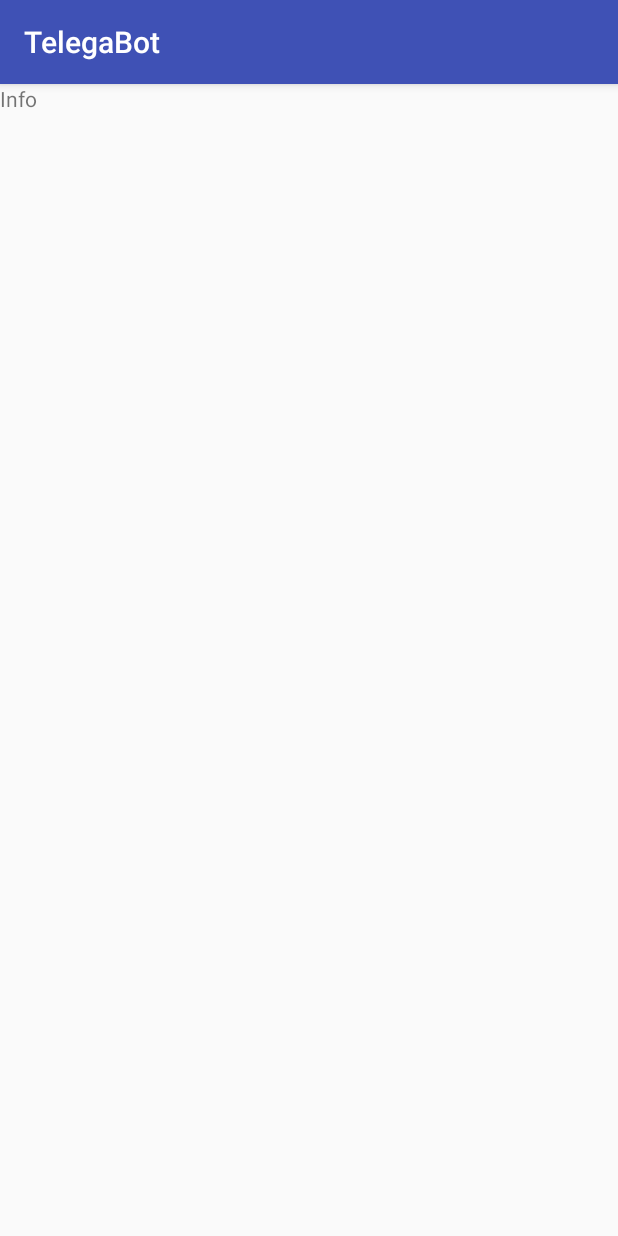
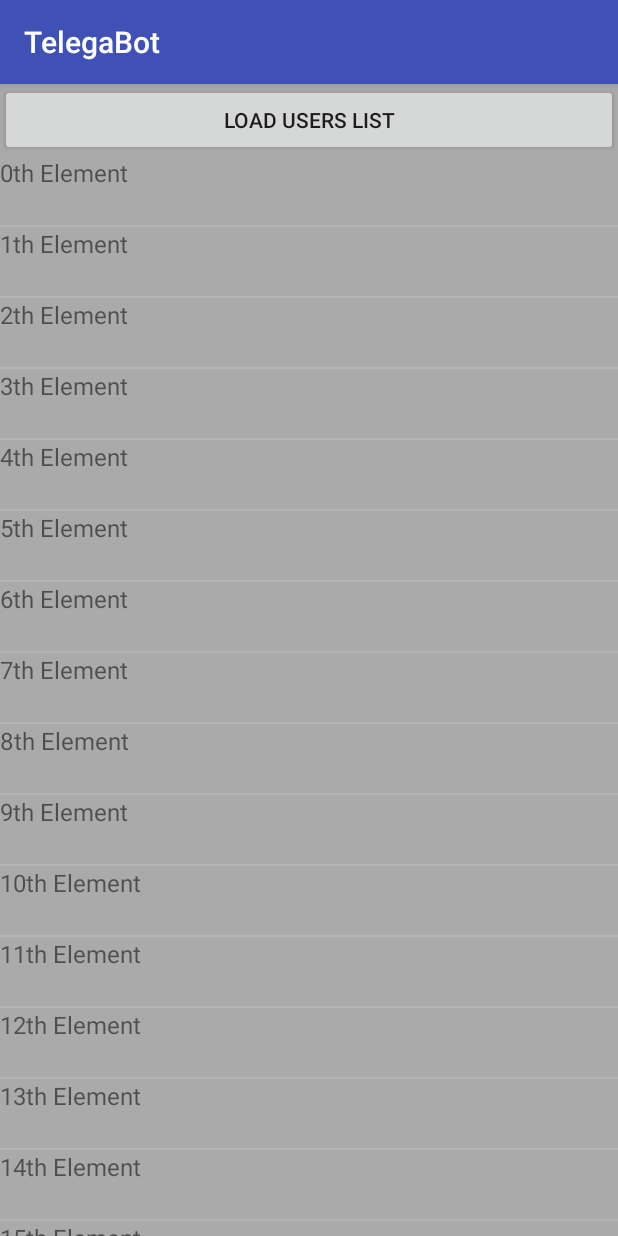
Before and after one commit to vadimtimi/AndroidBase, an Android app: the fragment UsersListFragment shown on its own in the app's theme, on a phone screen of 412 x 824 dp. Run offline under Robolectric (Android 15) with nearby library versions, the phone set to English and light mode, and no system bars.

Commit message:
- Home 06

```diff
--- a/app/src/main/AndroidManifest.xml
+++ b/app/src/main/AndroidManifest.xml
@@ -6,14 +6,15 @@
         android:allowBackup="true"
         android:icon="@mipmap/ic_launcher"
         android:label="@string/app_name"
+        android:roundIcon="@mipmap/ic_launcher_round"
         android:screenOrientation="portrait"
-        android:roundIcon="@mipmap/ic_launcher_round"
         android:supportsRtl="true"
         android:theme="@style/AppTheme">
         <activity android:name=".FrmSettings" />
         <activity android:name=".FrmMain">
             <intent-filter>
                 <action android:name="android.intent.action.MAIN" />
+
                 <category android:name="android.intent.category.LAUNCHER" />
             </intent-filter>
         </activity>
--- a/app/src/main/java/com/refresh/pos/telegabot/UsersListFragment.java
+++ b/app/src/main/java/com/refresh/pos/telegabot/UsersListFragment.java
@@ -1,64 +1,116 @@
 package com.refresh.pos.telegabot;
 
+import android.content.Context;
 import android.os.Bundle;
-
-import androidx.fragment.app.Fragment;
-
 import android.view.LayoutInflater;
 import android.view.View;
 import android.view.ViewGroup;
+import android.app.Fragment;
+import android.widget.Button;
+import android.widget.TextView;
+import android.widget.Toast;
 
+import androidx.recyclerview.widget.DividerItemDecoration;
+import androidx.recyclerview.widget.LinearLayoutManager;
+import androidx.recyclerview.widget.RecyclerView;
 
-/**
- * A simple {@link Fragment} subclass.
- * Use the {@link UsersListFragment#newInstance} factory method to
- * create an instance of this fragment.
- */
+import java.util.ArrayList;
+import java.util.List;
+
 public class UsersListFragment extends Fragment {
-    // TODO: Rename parameter arguments, choose names that match
-    // the fragment initialization parameters, e.g. ARG_ITEM_NUMBER
-    private static final String ARG_PARAM1 = "param1";
-    private static final String ARG_PARAM2 = "param2";
+    List<Users> users = new ArrayList<>();
 
-    // TODO: Rename and change types of parameters
-    private String mParam1;
-    private String mParam2;
+    @Override
+    public View onCreateView(LayoutInflater inflater, ViewGroup container, Bundle savedInstanceState) {
+        // Inflate the layout for this fragment
+        View view = inflater.inflate(R.layout.fragment_users_list, container, false);
+        Button button = (Button) view.findViewById(R.id.cmdLoadList);
+        button.setOnClickListener(new View.OnClickListener()
+        {
+            @Override
+            public void onClick(View v)
+            {
 
-    public UsersListFragment() {
-        // Required empty public constructor
+            }
+        });
+
+        RecyclerView recyclerView = view.findViewById(R.id.recycleItemList);
+
+        recyclerView.setLayoutManager(new LinearLayoutManager(container.getContext()));
+        recyclerView.setAdapter(new CustomAdapter(generateData()));
+        recyclerView.addItemDecoration(new DividerItemDecoration(container.getContext(), DividerItemDecoration.VERTICAL));
+
+        return view;
     }
 
-    /**
-     * Use this factory method to create a new instance of
-     * this fragment using the provided parameters.
-     *
-     * @param param1 Parameter 1.
-     * @param param2 Parameter 2.
-     * @return A new instance of fragment UsersListFragment.
-     */
-    // TODO: Rename and change types and number of parameters
-    public static UsersListFragment newInstance(String param1, String param2) {
-        UsersListFragment fragment = new UsersListFragment();
-        Bundle args = new Bundle();
-        args.putString( ARG_PARAM1, param1 );
-        args.putString( ARG_PARAM2, param2 );
-        fragment.setArguments( args );
-        return fragment;
+    private List<String> generateData() {
+        List<String> data = new ArrayList<>();
+        for (int i = 0; i < 100; i++) {
+            data.add(String.valueOf(i) + "th Element");
+        }
+        return data;
     }
+    public class CustomAdapter extends RecyclerView.Adapter<CustomAdapter.ViewHolder> {
+        private List<String> data;
+        public CustomAdapter (List<String> data){
+            this.data = data;
+        }
 
-    @Override
-    public void onCreate(Bundle savedInstanceState) {
-        super.onCreate( savedInstanceState );
-        if (getArguments() != null) {
-            mParam1 = getArguments().getString( ARG_PARAM1 );
-            mParam2 = getArguments().getString( ARG_PARAM2 );
+        @Override
+        public CustomAdapter.ViewHolder onCreateViewHolder(ViewGroup parent, int viewType) {
+            View rowItem = LayoutInflater.from(parent.getContext()).inflate(R.layout.list_item, parent, false);
+            return new ViewHolder(rowItem);
+        }
+
+        @Override
+        public void onBindViewHolder(CustomAdapter.ViewHolder holder, int position) {
+            holder.textView.setText(this.data.get(position));
+        }
+
+        @Override
+        public int getItemCount() {
+            return this.data.size();
+        }
+
+        public  class ViewHolder extends RecyclerView.ViewHolder implements View.OnClickListener {
+            private TextView textView;
+
+            public ViewHolder(View view) {
+                super(view);
+                view.setOnClickListener(this);
+                this.textView = view.findViewById(R.id.textID);
+            }
+
+            @Override
+            public void onClick(View view) {
+                Toast.makeText(view.getContext(), "position : " + getLayoutPosition() + " text : " + this.textView.getText(), Toast.LENGTH_SHORT).show();
+            }
         }
     }
 
-    @Override
-    public View onCreateView(LayoutInflater inflater, ViewGroup container,
-                             Bundle savedInstanceState) {
-        // Inflate the layout for this fragment
-        return inflater.inflate( R.layout.fragment_users_list, container, false );
+    public static class Users {
+        private String name;
+        private String id;
+
+        public Users(String name, String id){
+            this.name=name;
+            this.id = id;
+        }
+
+        public String getName() {
+            return this.name;
+        }
+
+        public void setName(String name) {
+            this.name = name;
+        }
+
+        public String getId() {
+            return this.id;
+        }
+
+        public void setId(String name) {
+            this.id = name;
+        }
     }
 }
--- a/app/src/main/res/layout/fragment_users_list.xml
+++ b/app/src/main/res/layout/fragment_users_list.xml
@@ -3,12 +3,25 @@
     xmlns:tools="http://schemas.android.com/tools"
     android:layout_width="match_parent"
     android:layout_height="match_parent"
+    android:background="@android:color/darker_gray"
+    android:orientation="vertical"
     tools:context=".UsersListFragment">
 
-    <!-- TODO: Update blank fragment layout -->
-    <TextView
+    <LinearLayout
+        android:id="@+id/llLoadList"
         android:layout_width="match_parent"
         android:layout_height="match_parent"
-        android:text="@string/hello_blank_fragment" />
+        android:orientation="vertical">
 
+        <Button
+            android:id="@+id/cmdLoadList"
+            android:layout_width="match_parent"
+            android:layout_height="wrap_content"
+            android:text="@string/load_users_list" />
+
+        <androidx.recyclerview.widget.RecyclerView
+            android:id="@+id/recycleItemList"
+            android:layout_width="match_parent"
+            android:layout_height="match_parent" />
+    </LinearLayout>
 </FrameLayout>
--- a/app/src/main/res/layout/list_item.xml
+++ b/app/src/main/res/layout/list_item.xml
@@ -1,6 +1,13 @@
 <?xml version="1.0" encoding="utf-8"?>
-<androidx.constraintlayout.widget.ConstraintLayout
-    xmlns:android="http://schemas.android.com/apk/res/android" android:layout_width="match_parent"
-    android:layout_height="match_parent">
+<LinearLayout xmlns:android="http://schemas.android.com/apk/res/android"
+    android:layout_width="match_parent"
+    android:layout_height="46dp">
 
-</androidx.constraintlayout.widget.ConstraintLayout>
+    <TextView
+        android:layout_width="wrap_content"
+        android:layout_height="wrap_content"
+        android:id="@+id/textID"
+        android:text="TextView"
+        android:textSize="16dp" />
+
+</LinearLayout>
--- a/app/src/main/res/values/strings.xml
+++ b/app/src/main/res/values/strings.xml
@@ -5,6 +5,8 @@
     <string name="info">Info</string>
     <string name="settings">Settings</string>
     <string name="action">Action</string>
+    <string name="users">Users</string>
+    <string name="load_users_list">Load Users List</string>
     <string name="url_telegram">https://tlgrm.ru/docs/bots/api</string>
 
     <!-- TODO: Remove or change this placeholder text -->
--- a/build.gradle
+++ b/build.gradle
@@ -7,7 +7,7 @@ buildscript {
 
     }
     dependencies {
-        classpath 'com.android.tools.build:gradle:3.5.3'
+        classpath 'com.android.tools.build:gradle:3.6.1'
 
         // NOTE: Do not place your application dependencies here; they belong
         // in the individual module build.gradle files
```
Also changed, not shown: app/src/main/java/com/refresh/pos/telegabot/FrmMain.java (+17 -2 lines), app/src/main/res/layout/frm_main.xml (+8 -0 lines), gradle/wrapper/gradle-wrapper.properties.
